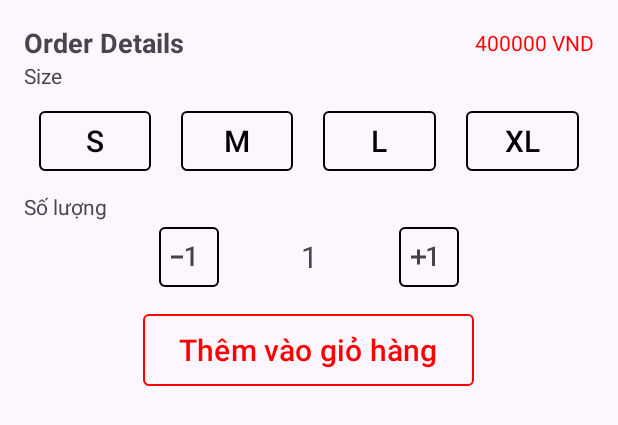
After one commit to TheChickenDev/ClothingStore_mobile, an Android app: the layout bottom_sheet_product_card.xml on its own in the app's theme, with its tools: preview values and no code run, on a phone screen of 412 x 824 dp. The commit adds this screen. Shown: the top 425 px of the screen. Run offline under Robolectric (Android 15) with nearby library versions, the phone set to English and light mode, and no system bars.

Commit message:
Chon anh bottomsheet_p1

```diff
--- a/app/build.gradle.kts
+++ b/app/build.gradle.kts
@@ -41,4 +41,5 @@ dependencies {
     testImplementation("junit:junit:4.13.2")
     androidTestImplementation("androidx.test.ext:junit:1.1.5")
     androidTestImplementation("androidx.test.espresso:espresso-core:3.5.1")
+    implementation ("com.google.android.material:material:1.2.1")
 }
--- a/app/src/main/AndroidManifest.xml
+++ b/app/src/main/AndroidManifest.xml
@@ -9,7 +9,6 @@
     <uses-permission android:name="android.permission.INTERNET" />
     <uses-permission android:name="android.permission.ACCESS_NETWORK_STATE" />
     <uses-permission android:name="android.permission.CAMERA" />
-    <uses-permission android:name="android.permission.WRITE_EXTERNAL_STORAGE" />
     <uses-permission android:name="android.permission.READ_EXTERNAL_STORAGE" />
 
     <application
--- a/app/src/main/java/utils/ApiService.java
+++ b/app/src/main/java/utils/ApiService.java
@@ -4,10 +4,14 @@ import models.Product;
 import models.SuccessResponse;
 import models.Users;
 
+import okhttp3.MultipartBody;
 import retrofit2.Call;
 import retrofit2.http.Body;
+import retrofit2.http.Field;
 import retrofit2.http.GET;
+import retrofit2.http.Multipart;
 import retrofit2.http.PATCH;
+import retrofit2.http.Part;
 import retrofit2.http.Path;
 
 public interface ApiService {
@@ -17,6 +21,6 @@ public interface ApiService {
     @GET("product/get-by-id/{id}")
     Call<SuccessResponse<Product>> getProduct(@Path("id") String productId);
     @PATCH("user/update/{id}")
-    Call<SuccessResponse<Users>> updateUser(@Path("id") String userId ,@Body Users updateUser);
+    Call<SuccessResponse<Users>> updateUser(@Path("id") String userId , @Body Users updateUser, MultipartBody.Part imagePart);
 
 }
--- /dev/null
+++ b/app/src/main/res/drawable/baseline_exposure_neg.xml
@@ -0,0 +1,5 @@
+<vector android:height="24dp" android:tint="#000000"
+    android:viewportHeight="24" android:viewportWidth="24"
+    android:width="24dp" xmlns:android="http://schemas.android.com/apk/res/android">
+    <path android:fillColor="@android:color/white" android:pathData="M4,11v2h8v-2L4,11zM19,18h-2L17,7.38L14,8.4L14,6.7L18.7,5h0.3v13z"/>
+</vector>
--- /dev/null
+++ b/app/src/main/res/drawable/baseline_exposure_plus.xml
@@ -0,0 +1,5 @@
+<vector android:height="24dp" android:tint="#000000"
+    android:viewportHeight="24" android:viewportWidth="24"
+    android:width="24dp" xmlns:android="http://schemas.android.com/apk/res/android">
+    <path android:fillColor="@android:color/white" android:pathData="M10,7L8,7v4L4,11v2h4v4h2v-4h4v-2h-4L10,7zM20,18h-2L18,7.38L15,8.4L15,6.7L19.7,5h0.3v13z"/>
+</vector>
--- /dev/null
+++ b/app/src/main/res/layout/bottom_sheet_product_card.xml
@@ -0,0 +1,167 @@
+<?xml version="1.0" encoding="utf-8"?>
+<!-- bottom_sheet_layout.xml -->
+<LinearLayout xmlns:android="http://schemas.android.com/apk/res/android"
+    xmlns:app="http://schemas.android.com/apk/res-auto"
+    android:id="@+id/layout_bottomSheet"
+    android:layout_width="match_parent"
+    android:layout_height="wrap_content"
+    android:background="#FDF6FE"
+    android:orientation="vertical"
+    android:padding="16dp">
+
+    <RelativeLayout
+        android:layout_width="match_parent"
+        android:layout_height="wrap_content">
+
+        <TextView
+            android:layout_width="match_parent"
+            android:layout_height="wrap_content"
+            android:layout_centerVertical="true"
+            android:layout_toStartOf="@+id/tv_price_bottomSheet"
+            android:text="Order Details"
+            android:textSize="18sp"
+            android:textStyle="bold" />
+
+        <TextView
+            android:id="@+id/tv_price_bottomSheet"
+            android:layout_width="wrap_content"
+            android:layout_height="wrap_content"
+            android:layout_alignParentEnd="true"
+            android:layout_centerVertical="true"
+            android:text="400000 VND"
+            android:textColor="#FF0000" />
+
+    </RelativeLayout>
+
+    <TextView
+        android:layout_width="match_parent"
+        android:layout_height="match_parent"
+        android:text="Size" />
+
+    <LinearLayout
+        android:layout_width="match_parent"
+        android:layout_height="wrap_content">
+
+        <com.google.android.material.button.MaterialButton
+            android:id="@+id/btn_size_S"
+            android:layout_width="0dp"
+            android:layout_height="wrap_content"
+            android:layout_margin="10dp"
+            android:layout_weight="1"
+            android:backgroundTint="@android:color/transparent"
+            android:text="S"
+            android:textColor="#000000"
+            android:textSize="20dp"
+            app:cornerRadius="4dp"
+            app:strokeColor="#000000"
+            app:strokeWidth="1dp" />
+
+        <com.google.android.material.button.MaterialButton
+            android:id="@+id/btn_size_M"
+            android:layout_width="0dp"
+            android:layout_height="wrap_content"
+            android:layout_margin="10dp"
+            android:layout_weight="1"
+            android:backgroundTint="@android:color/transparent"
+            android:text="M"
+            android:textColor="#000000"
+            android:textSize="20dp"
+            app:cornerRadius="4dp"
+            app:strokeColor="#000000"
+            app:strokeWidth="1dp" />
+
+        <com.google.android.material.button.MaterialButton
+            android:id="@+id/btn_size_L"
+            android:layout_width="0dp"
+            android:layout_height="wrap_content"
+            android:layout_margin="10dp"
+            android:layout_weight="1"
+            android:backgroundTint="@android:color/transparent"
+            android:text="L"
+            android:textColor="#000000"
+            android:textSize="20dp"
+            app:cornerRadius="4dp"
+            app:strokeColor="#000000"
+            app:strokeWidth="1dp" />
+
+        <com.google.android.material.button.MaterialButton
+            android:id="@+id/btn_size_XL"
+            android:layout_width="0dp"
+            android:layout_height="wrap_content"
+            android:layout_margin="10dp"
+            android:layout_weight="1"
+            android:backgroundTint="@android:color/transparent"
+            android:text="XL"
+            android:textColor="#000000"
+            android:textSize="20dp"
+            app:cornerRadius="4dp"
+            app:strokeColor="#000000"
+            app:strokeWidth="1dp" />
+
+    </LinearLayout>
+
+    <TextView
+        android:layout_width="match_parent"
+        android:layout_height="match_parent"
+        android:text="Số lượng" />
+
+    <LinearLayout
+        android:layout_width="200dp"
+        android:layout_height="wrap_content"
+        android:layout_gravity="center">
+
+        <com.google.android.material.button.MaterialButton
+            android:id="@+id/btn_minus"
+            android:layout_width="0dp"
+            android:layout_height="wrap_content"
+            android:layout_weight="1"
+            android:backgroundTint="@android:color/transparent"
+            app:cornerRadius="4dp"
+            app:icon="@drawable/baseline_exposure_neg"
+            app:iconGravity="textStart"
+            app:iconSize="24sp"
+            app:iconTint="#444345"
+            app:strokeColor="#000000"
+            app:strokeWidth="1dp" />
+
+        <TextView
+            android:id="@+id/tv_quantity"
+            android:layout_width="0dp"
+            android:layout_height="match_parent"
+            android:layout_centerVertical="true"
+            android:layout_weight="3"
+            android:gravity="center"
+            android:text="1"
+            android:textSize="20sp" />
+
+        <com.google.android.material.button.MaterialButton
+            android:id="@+id/btn_plus"
+            android:layout_width="0dp"
+            android:layout_height="wrap_content"
+            android:layout_weight="1"
+            android:backgroundTint="@android:color/transparent"
+            app:cornerRadius="4dp"
+            app:icon="@drawable/baseline_exposure_plus"
+            app:iconGravity="textStart"
+            app:iconSize="24sp"
+            app:iconTint="#444345"
+            app:strokeColor="#000000"
+            app:strokeWidth="1dp" />
+
+    </LinearLayout>
+
+    <com.google.android.material.button.MaterialButton
+        android:id="@+id/btn_Identify_Cart"
+        android:layout_width="wrap_content"
+        android:layout_height="56dp"
+        android:layout_gravity="center"
+        android:layout_marginTop="10dp"
+        android:backgroundTint="@android:color/transparent"
+        android:text="Thêm vào giỏ hàng"
+        android:textColor="#FF0000"
+        android:textSize="20dp"
+        app:cornerRadius="4dp"
+        app:strokeColor="#FF0000"
+        app:strokeWidth="1dp" />
+
+</LinearLayout>
```
Also changed, not shown: app/src/main/java/com/example/clothingstore/ProductCardActivity.java (+68 -2 lines), app/src/main/java/com/example/clothingstore/UpdateProfileActivity.java (+44 -12 lines), app/src/main/java/models/Product.java (+26 -1 lines), app/src/main/res/layout/activity_product_card.xml (+3 -28 lines), app/src/main/res/layout/list_thumbnail_item.xml (added, +11 -0 lines).
